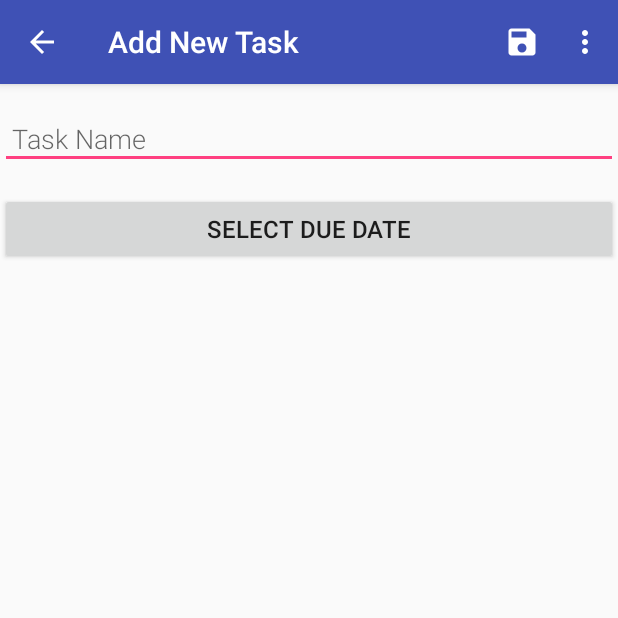
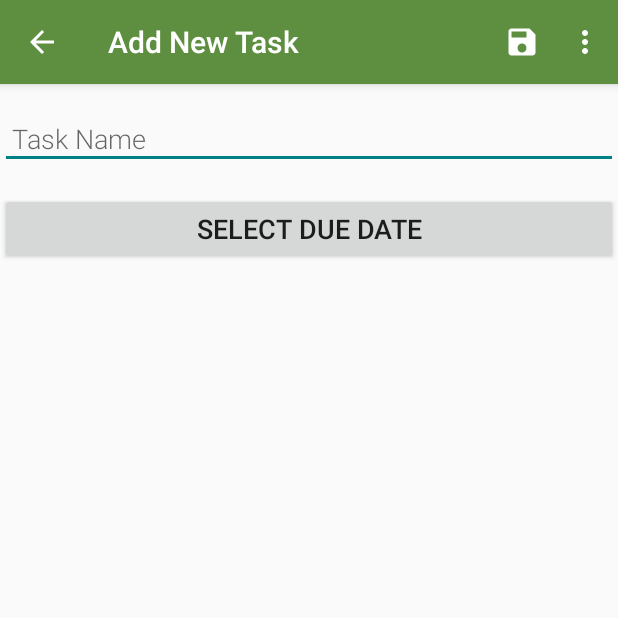
Before and after one commit to bayyatej/ToDo, an Android app: the screen it shows after launch (TaskEditorActivity), after a tap on an icon or button, on a phone screen of 412 x 824 dp, the top half of it. Run offline under Robolectric (Android 15) with nearby library versions, the phone set to English and light mode, and no system bars; our stand-ins replace Room's generated code; libraries missing offline, so code that uses them is left out: android.arch.persistence.

Commit message:
tweak app styling

```diff
--- a/ToDo/app/src/main/res/layout/activity_task_editor.xml
+++ b/ToDo/app/src/main/res/layout/activity_task_editor.xml
@@ -25,6 +25,7 @@
         android:layout_marginBottom="16dp"
         android:layout_marginTop="16dp"
         android:fontFamily="sans-serif-light"
+        android:gravity="center_horizontal"
         android:hint="@string/task_editor_hint_task_date"
         android:padding="8dp"
         android:textSize="18sp"
@@ -36,6 +37,6 @@
         android:layout_width="match_parent"
         android:layout_height="wrap_content"
         android:text="@string/task_editor_select_due_date"
-        android:textSize="16sp" />
+        android:textSize="18sp" />
 
 </LinearLayout>
--- a/ToDo/app/src/main/res/layout/task_list_item.xml
+++ b/ToDo/app/src/main/res/layout/task_list_item.xml
@@ -10,7 +10,7 @@
         android:layout_width="match_parent"
         android:layout_height="wrap_content"
         android:layout_marginTop="8dp"
-        android:textSize="24sp"
+        android:textSize="20sp"
         tools:text="@tools:sample/cities" />
 
     <TextView
--- a/ToDo/app/src/main/res/values/colors.xml
+++ b/ToDo/app/src/main/res/values/colors.xml
@@ -1,6 +1,6 @@
 <?xml version="1.0" encoding="utf-8"?>
 <resources>
-    <color name="colorPrimary">#3F51B5</color>
-    <color name="colorPrimaryDark">#303F9F</color>
-    <color name="colorAccent">#FF4081</color>
+    <color name="colorPrimary">#5E8E3F</color>
+    <color name="colorPrimaryDark">#18453b</color>
+    <color name="colorAccent">#008183</color>
 </resources>
```
